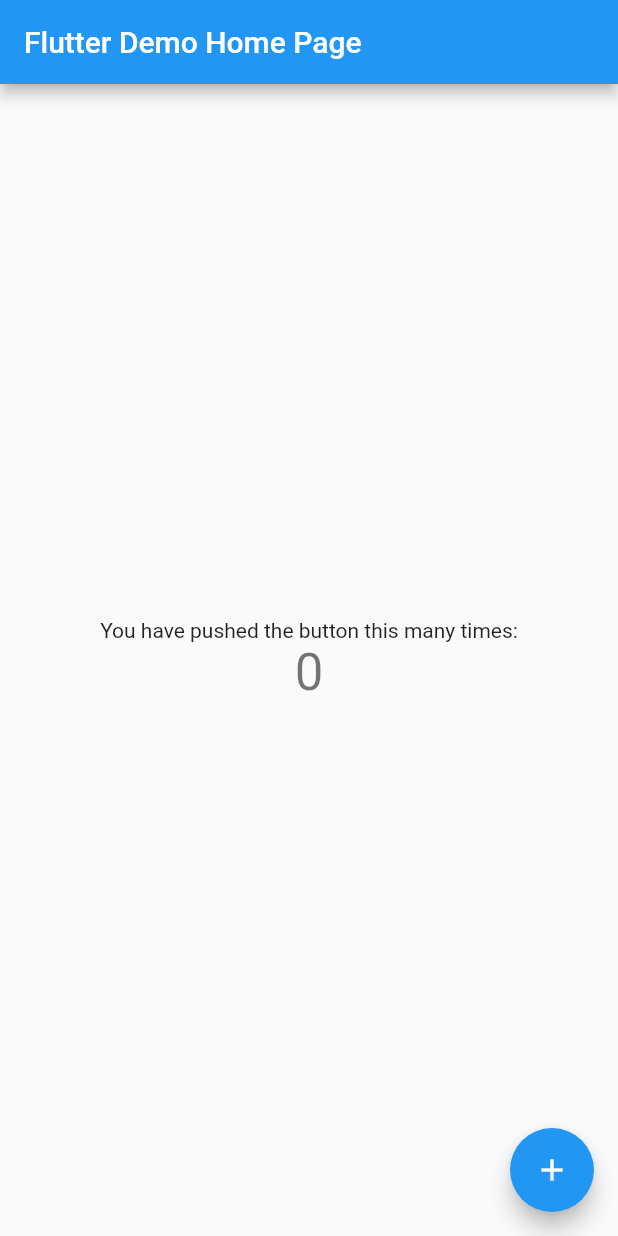
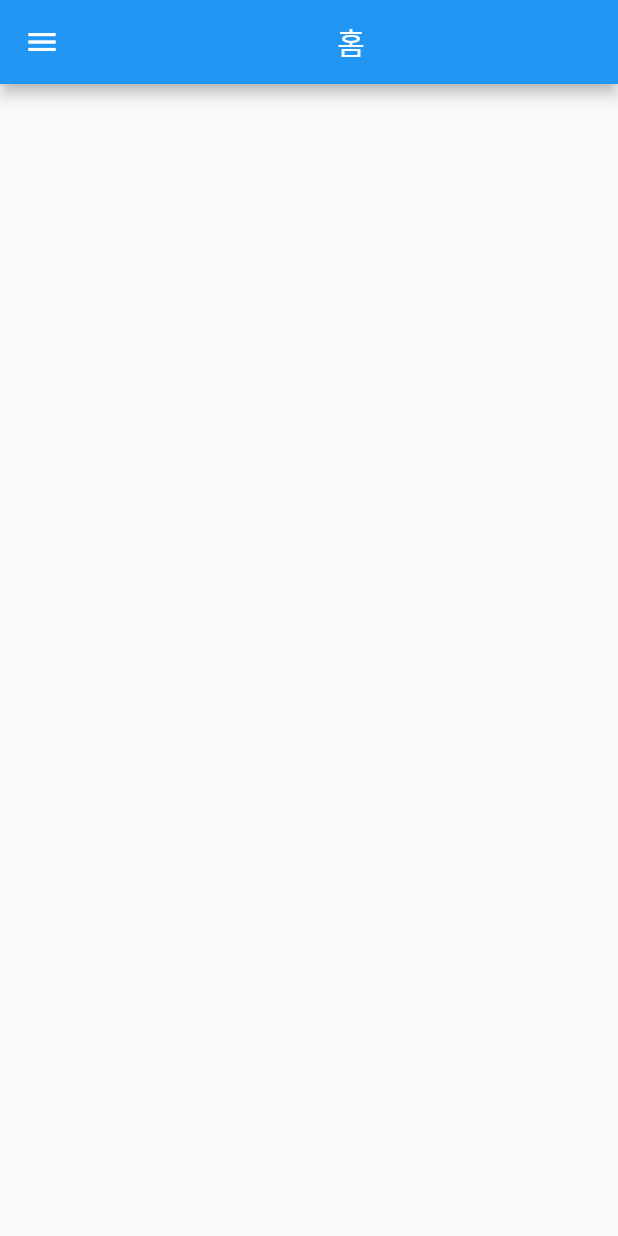
Before and after one commit to woojin8651/flutter_practice, a Flutter app: the screen it shows after launch, on a phone screen of 412 x 824 dp. Run offline on Flutter 3.47's test engine with Material 2 defaults, Android fonts, the phone set to English and light mode, and no system bars; our stand-ins replace geolocator.

Commit message:
first commit

```diff
--- a/lib/main.dart
+++ b/lib/main.dart
@@ -1,113 +1,25 @@
+import 'package:flutter/cupertino.dart';
 import 'package:flutter/material.dart';
+import 'screens/home.dart';
+import 'package:flutter_practice_app/screens/home.dart';
+import 'package:http/http.dart';
+void main()=>runApp(WeatherApp());
 
-void main() {
-  runApp(MyApp());
-}
+class WeatherApp extends StatelessWidget {
+  const WeatherApp({Key key}) : super(key: key);
 
-class MyApp extends StatelessWidget {
-  // This widget is the root of your application.
   @override
   Widget build(BuildContext context) {
     return MaterialApp(
-      title: 'Flutter Demo',
+      debugShowCheckedModeBanner: false,
+      title:'Shopping Busket',
+      initialRoute: '/',
+      routes: {
+        '/': (context)=>Home(),
+      },
       theme: ThemeData(
-        // This is the theme of your application.
-        //
-        // Try running your application with "flutter run". You'll see the
-        // application has a blue toolbar. Then, without quitting the app, try
-        // changing the primarySwatch below to Colors.green and then invoke
-        // "hot reload" (press "r" in the console where you ran "flutter run",
-        // or simply save your changes to "hot reload" in a Flutter IDE).
-        // Notice that the counter didn't reset back to zero; the application
-        // is not restarted.
         primarySwatch: Colors.blue,
       ),
-      home: MyHomePage(title: 'Flutter Demo Home Page'),
     );
   }
 }
-
-class MyHomePage extends StatefulWidget {
-  MyHomePage({Key key, this.title}) : super(key: key);
-
-  // This widget is the home page of your application. It is stateful, meaning
-  // that it has a State object (defined below) that contains fields that affect
-  // how it looks.
-
-  // This class is the configuration for the state. It holds the values (in this
-  // case the title) provided by the parent (in this case the App widget) and
-  // used by the build method of the State. Fields in a Widget subclass are
-  // always marked "final".
-
-  final String title;
-
-  @override
-  _MyHomePageState createState() => _MyHomePageState();
-}
-
-class _MyHomePageState extends State<MyHomePage> {
-  int _counter = 0;
-
-  void _incrementCounter() {
-    setState(() {
-      // This call to setState tells the Flutter framework that something has
-      // changed in this State, which causes it to rerun the build method below
-      // so that the display can reflect the updated values. If we changed
-      // _counter without calling setState(), then the build method would not be
-      // called again, and so nothing would appear to happen.
-      _counter++;
-    });
-  }
-
-  @override
-  Widget build(BuildContext context) {
-    // This method is rerun every time setState is called, for instance as done
-    // by the _incrementCounter method above.
-    //
-    // The Flutter framework has been optimized to make rerunning build methods
-    // fast, so that you can just rebuild anything that needs updating rather
-    // than having to individually change instances of widgets.
-    return Scaffold(
-      appBar: AppBar(
-        // Here we take the value from the MyHomePage object that was created by
-        // the App.build method, and use it to set our appbar title.
-        title: Text(widget.title),
-      ),
-      body: Center(
-        // Center is a layout widget. It takes a single child and positions it
-        // in the middle of the parent.
-        child: Column(
-          // Column is also a layout widget. It takes a list of children and
-          // arranges them vertically. By default, it sizes itself to fit its
-          // children horizontally, and tries to be as tall as its parent.
-          //
-          // Invoke "debug painting" (press "p" in the console, choose the
-          // "Toggle Debug Paint" action from the Flutter Inspector in Android
-          // Studio, or the "Toggle Debug Paint" command in Visual Studio Code)
-          // to see the wireframe for each widget.
-          //
-          // Column has various properties to control how it sizes itself and
-          // how it positions its children. Here we use mainAxisAlignment to
-          // center the children vertically; the main axis here is the vertical
-          // axis because Columns are vertical (the cross axis would be
-          // horizontal).
-          mainAxisAlignment: MainAxisAlignment.center,
-          children: <Widget>[
-            Text(
-              'You have pushed the button this many times:',
-            ),
-            Text(
-              '$_counter',
-              style: Theme.of(context).textTheme.headline4,
-            ),
-          ],
-        ),
-      ),
-      floatingActionButton: FloatingActionButton(
-        onPressed: _incrementCounter,
-        tooltip: 'Increment',
-        child: Icon(Icons.add),
-      ), // This trailing comma makes auto-formatting nicer for build methods.
-    );
-  }
-}
--- /dev/null
+++ b/lib/screens/home.dart
@@ -0,0 +1,22 @@
+import 'package:flutter/material.dart';
+
+class Home extends StatefulWidget {
+  const Home({Key key}) : super(key: key);
+
+  @override
+  _HomeState createState() => _HomeState();
+}
+
+class _HomeState extends State<Home> {
+  @override
+  Widget build(BuildContext context) {
+    return Scaffold(
+      appBar: AppBar(
+        title: Center(child: Text('홈')),
+      ),
+      drawer: Drawer(
+
+      ),
+    );
+  }
+}
--- a/pubspec.yaml
+++ b/pubspec.yaml
@@ -28,7 +28,8 @@ dependencies:
   # The following adds the Cupertino Icons font to your application.
   # Use with the CupertinoIcons class for iOS style icons.
   cupertino_icons: ^1.0.2
-
+  geolocator: ^7.4.0
+  http: ^0.13.3
 dev_dependencies:
   flutter_test:
     sdk: flutter
@@ -48,7 +49,8 @@ flutter:
   # assets:
   #   - images/a_dot_burr.jpeg
   #   - images/a_dot_ham.jpeg
-
+  assets:
+    - assets/images/
   # An image asset can refer to one or more resolution-specific "variants", see
   # https://flutter.dev/assets-and-images/#resolution-aware.
 
```
Also changed, not shown: lib/model/item.dart (added, +12 -0 lines), lib/model/unit.dart (added, +7 -0 lines), lib/screens/loading.dart (added, +54 -0 lines), pubspec.lock, 3 other files.
